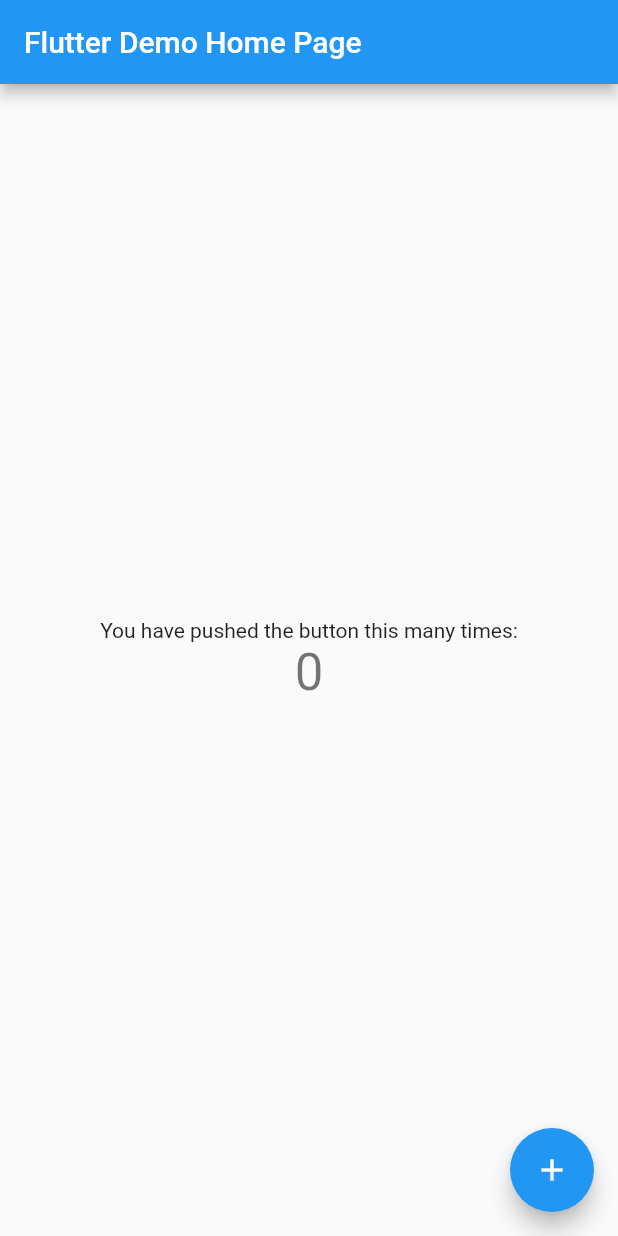
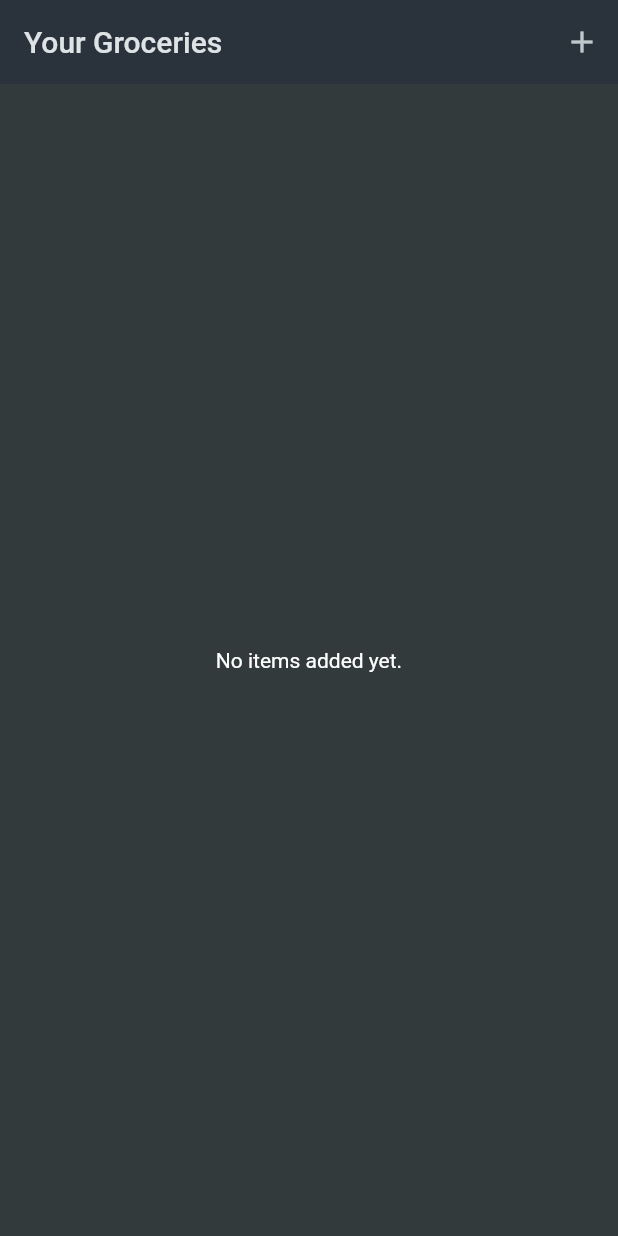
Before and after one commit to Passant-Hatem/fresh_cart, a Flutter app: the screen it shows after launch, on a phone screen of 412 x 824 dp. Run offline on Flutter 3.47's test engine with Material 2 defaults, Android fonts, the light colour scheme and no system bars.

Commit message:
feat: grocery list

```diff
--- a/lib/main.dart
+++ b/lib/main.dart
@@ -1,4 +1,5 @@
 import 'package:flutter/material.dart';
+import 'package:fresh_cart/widgets/grocery_list.dart';
 
 void main() {
   runApp(const MyApp());
@@ -11,105 +12,17 @@
   @override
   Widget build(BuildContext context) {
     return MaterialApp(
-      title: 'Flutter Demo',
-      theme: ThemeData(
-        // This is the theme of your application.
-        //
-        // Try running your application with "flutter run". You'll see the
-        // application has a blue toolbar. Then, without quitting the app, try
-        // changing the primarySwatch below to Colors.green and then invoke
-        // "hot reload" (press "r" in the console where you ran "flutter run",
-        // or simply save your changes to "hot reload" in a Flutter IDE).
-        // Notice that the counter didn't reset back to zero; the application
-        // is not restarted.
-        primarySwatch: Colors.blue,
+      title: 'Flutter Groceries',
+      theme: ThemeData.dark().copyWith(
+        useMaterial3: true,
+        colorScheme: ColorScheme.fromSeed(
+          seedColor: const Color.fromARGB(255, 147, 229, 250),
+          brightness: Brightness.dark,
+          surface: const Color.fromARGB(255, 42, 51, 59),
+        ),
+        scaffoldBackgroundColor: const Color.fromARGB(255, 50, 58, 60),
       ),
-      home: const MyHomePage(title: 'Flutter Demo Home Page'),
+      home: const GroceryList(),
     );
   }
 }
-
-class MyHomePage extends StatefulWidget {
-  const MyHomePage({super.key, required this.title});
-
-  // This widget is the home page of your application. It is stateful, meaning
-  // that it has a State object (defined below) that contains fields that affect
-  // how it looks.
-
-  // This class is the configuration for the state. It holds the values (in this
-  // case the title) provided by the parent (in this case the App widget) and
-  // used by the build method of the State. Fields in a Widget subclass are
-  // always marked "final".
-
-  final String title;
-
-  @override
-  State<MyHomePage> createState() => _MyHomePageState();
-}
-
-class _MyHomePageState extends State<MyHomePage> {
-  int _counter = 0;
-
-  void _incrementCounter() {
-    setState(() {
-      // This call to setState tells the Flutter framework that something has
-      // changed in this State, which causes it to rerun the build method below
-      // so that the display can reflect the updated values. If we changed
-      // _counter without calling setState(), then the build method would not be
-      // called again, and so nothing would appear to happen.
-      _counter++;
-    });
-  }
-
-  @override
-  Widget build(BuildContext context) {
-    // This method is rerun every time setState is called, for instance as done
-    // by the _incrementCounter method above.
-    //
-    // The Flutter framework has been optimized to make rerunning build methods
-    // fast, so that you can just rebuild anything that needs updating rather
-    // than having to individually change instances of widgets.
-    return Scaffold(
-      appBar: AppBar(
-        // Here we take the value from the MyHomePage object that was created by
-        // the App.build method, and use it to set our appbar title.
-        title: Text(widget.title),
-      ),
-      body: Center(
-        // Center is a layout widget. It takes a single child and positions it
-        // in the middle of the parent.
-        child: Column(
-          // Column is also a layout widget. It takes a list of children and
-          // arranges them vertically. By default, it sizes itself to fit its
-          // children horizontally, and tries to be as tall as its parent.
-          //
-          // Invoke "debug painting" (press "p" in the console, choose the
-          // "Toggle Debug Paint" action from the Flutter Inspector in Android
-          // Studio, or the "Toggle Debug Paint" command in Visual Studio Code)
-          // to see the wireframe for each widget.
-          //
-          // Column has various properties to control how it sizes itself and
-          // how it positions its children. Here we use mainAxisAlignment to
-          // center the children vertically; the main axis here is the vertical
-          // axis because Columns are vertical (the cross axis would be
-          // horizontal).
-          mainAxisAlignment: MainAxisAlignment.center,
-          children: <Widget>[
-            const Text(
-              'You have pushed the button this many times:',
-            ),
-            Text(
-              '$_counter',
-              style: Theme.of(context).textTheme.headlineMedium,
-            ),
-          ],
-        ),
-      ),
-      floatingActionButton: FloatingActionButton(
-        onPressed: _incrementCounter,
-        tooltip: 'Increment',
-        child: const Icon(Icons.add),
-      ), // This trailing comma makes auto-formatting nicer for build methods.
-    );
-  }
-}
--- /dev/null
+++ b/lib/models/grocery_item.dart
@@ -0,0 +1,16 @@
+import 'package:flutter/scheduler.dart';
+import 'package:fresh_cart/models/category.dart';
+
+class GroceryItem {
+  const GroceryItem({
+    required this.id,
+    required this.name,
+    required this.quantity,
+    required this.category,
+  });
+
+  final String id;
+  final String name;
+  final int quantity;
+  final Category category;
+}
--- /dev/null
+++ b/lib/widgets/grocery_list.dart
@@ -0,0 +1,77 @@
+import 'package:flutter/material.dart';
+import '../models/grocery_item.dart';
+import '/widgets/new_item.dart';
+
+class GroceryList extends StatefulWidget {
+  const GroceryList({super.key});
+
+  @override
+  State<GroceryList> createState() => _GroceryListState();
+}
+
+class _GroceryListState extends State<GroceryList> {
+  final List<GroceryItem> _groceryItems = [];
+
+  void _addItem() async {
+    final newItem = await Navigator.of(context).push<GroceryItem>(
+      MaterialPageRoute(
+        builder: (ctx) => const NewItem(),
+      ),
+    );
+
+    if (newItem == null) {
+      return;
+    }
+
+    setState(() {
+      _groceryItems.add(newItem);
+    });
+  }
+
+  void _removeItem(GroceryItem item) {
+    setState(() {
+      _groceryItems.remove(item);
+    });
+  }
+
+  @override
+  Widget build(BuildContext context) {
+    Widget content = const Center(child: Text('No items added yet.'));
+
+    if (_groceryItems.isNotEmpty) {
+      content = ListView.builder(
+        itemCount: _groceryItems.length,
+        itemBuilder: (ctx, index) => Dismissible(
+          onDismissed: (direction) {
+            _removeItem(_groceryItems[index]);
+          },
+          key: ValueKey(_groceryItems[index].id),
+          child: ListTile(
+            title: Text(_groceryItems[index].name),
+            leading: Container(
+              width: 24,
+              height: 24,
+              color: _groceryItems[index].category.color,
+            ),
+            trailing: Text(
+              _groceryItems[index].quantity.toString(),
+            ),
+          ),
+        ),
+      );
+    }
+
+    return Scaffold(
+      appBar: AppBar(
+        title: const Text('Your Groceries'),
+        actions: [
+          IconButton(
+            onPressed: _addItem,
+            icon: const Icon(Icons.add),
+          ),
+        ],
+      ),
+      body: content,
+    );
+  }
+}
```
Also changed, not shown: lib/data/categories_data.dart (added, +46 -0 lines), lib/models/category.dart (added, +21 -0 lines).
